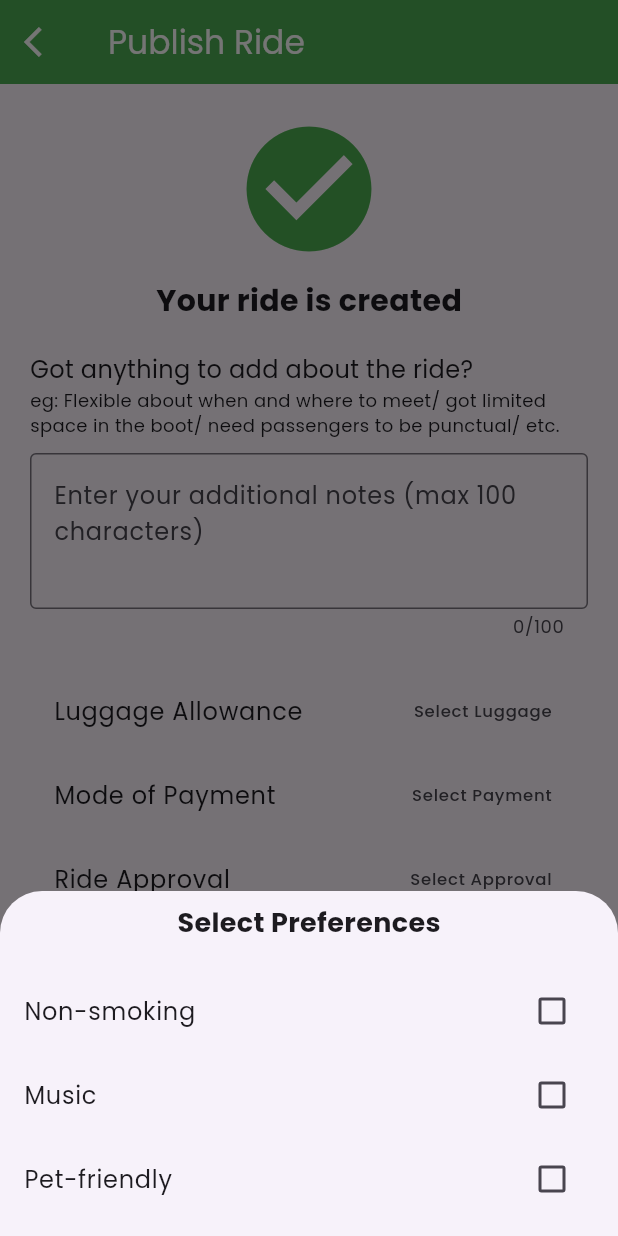
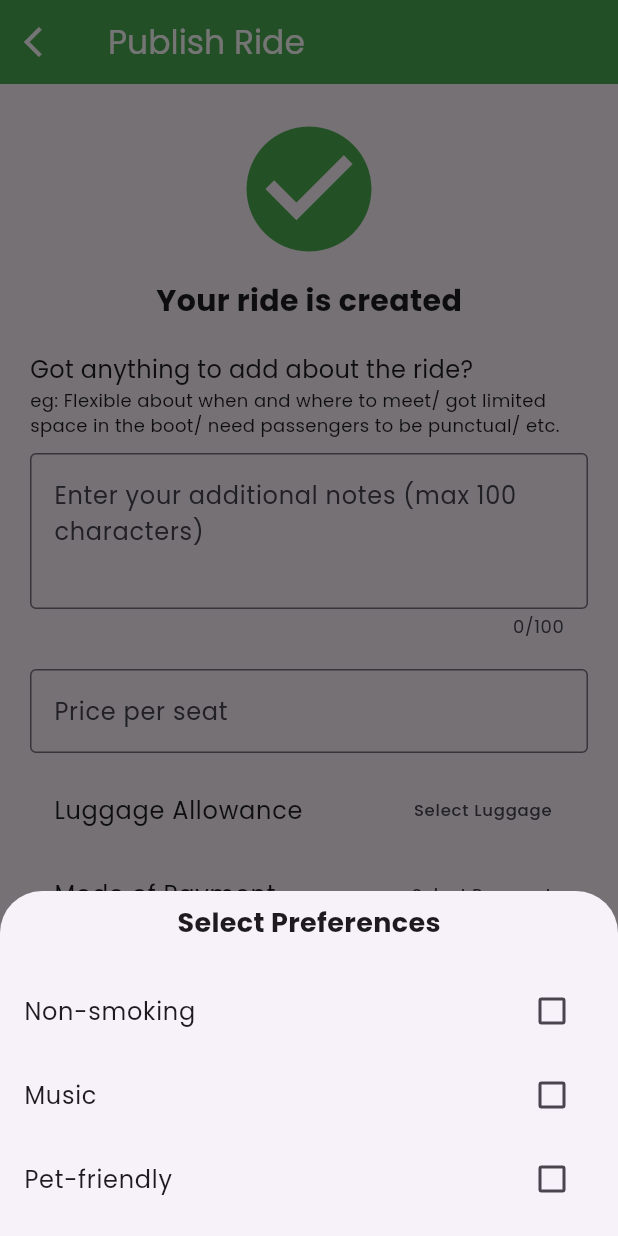
Before and after one commit to chamodhpereira/LyftMate, a Flutter app: the RideOptions screen opened directly, after a tap on "Preferences", on a phone screen of 412 x 824 dp. Run offline on Flutter 3.47's test engine with Material 3 defaults, Android fonts, the phone set to English and light mode, and no system bars; our stand-ins replace bloc, cloud_firestore, file_picker, firebase_auth, firebase_core, firebase_storage and 7 more; missing offline and left inert: flutter_polyline_points, flutter_stripe, geoflutterfire2; accounts and stored records are empty; statements that could not run were skipped.

Commit message:
Enhance Ride Options Screen

```diff
--- a/lib/screens/ride/ride_options_screen.dart
+++ b/lib/screens/ride/ride_options_screen.dart
@@ -1,8 +1,9 @@
 import 'package:cloud_firestore/cloud_firestore.dart';
+import 'package:firebase_auth/firebase_auth.dart';
 import 'package:flutter/material.dart';
 import 'package:geoflutterfire2/geoflutterfire2.dart';
 
-import '../../models/ride.dart';
+import '../../models/offer_ride.dart';
 // import 'package:lyft_mate/src/screens/home_screen.dart';
 
 class RideOptions extends StatefulWidget {
@@ -13,12 +14,15 @@ class RideOptions extends StatefulWidget {
 }
 
 class _RideOptionsState extends State<RideOptions> {
+  final TextEditingController _notesController = TextEditingController();
+  final TextEditingController _pricePerSeatController = TextEditingController();
+
   String _selectedLuggageOption = 'Select Luggage';
   String _selectedPaymentOption = 'Select Payment';
   String _selectedApprovalOption = 'Select Approval';
-  List<String> _selectedPreferences = [];
+  final List<String> _selectedPreferences = [];
 
-  final Ride ride = Ride();
+  final OfferRide ride = OfferRide();
 
   void _showBottomSheet(BuildContext context, String title,
       List<String> options, Function(String) onSelect) {
@@ -33,13 +37,13 @@ class _RideOptionsState extends State<RideOptions> {
                 padding: const EdgeInsets.all(8.0),
                 child: Text(
                   title,
-                  style: TextStyle(
+                  style: const TextStyle(
                     fontSize: 18,
                     fontWeight: FontWeight.bold,
                   ),
                 ),
               ),
-              SizedBox(height: 10),
+              const SizedBox(height: 10),
               Column(
                 children: options.map((option) {
                   return ListTile(
@@ -68,8 +72,8 @@ class _RideOptionsState extends State<RideOptions> {
               child: Column(
                 mainAxisSize: MainAxisSize.min,
                 children: [
-                  Padding(
-                    padding: const EdgeInsets.all(8.0),
+                  const Padding(
+                    padding: EdgeInsets.all(8.0),
                     child: Text(
                       'Select Preferences',
                       style: TextStyle(
@@ -78,7 +82,7 @@ class _RideOptionsState extends State<RideOptions> {
                       ),
                     ),
                   ),
-                  SizedBox(height: 10),
+                  const SizedBox(height: 10),
                   Column(
                     children:
                         ['Non-smoking', 'Music', 'Pet-friendly'].map((option) {
@@ -98,7 +102,7 @@ class _RideOptionsState extends State<RideOptions> {
                       );
                     }).toList(),
                   ),
-                  SizedBox(height: 10),
+                  const SizedBox(height: 10),
                 ],
               ),
             );
@@ -112,24 +116,24 @@ class _RideOptionsState extends State<RideOptions> {
   Widget build(BuildContext context) {
     return Scaffold(
       appBar: AppBar(
-        title: Text('Publish Ride'),
+        title: const Text('Publish Ride'),
         backgroundColor: Colors.green,
         foregroundColor: Colors.white,
         elevation: 0.5,
         // leadingWidth: 50.0,
         leading: IconButton(
-          icon: Icon(Icons.arrow_back_ios), // Back button icon
+          icon: const Icon(Icons.arrow_back_ios), // Back button icon
           onPressed: () {
             Navigator.pop(context); // Handle back navigation
           },
         ),
       ),
       body: SingleChildScrollView(
-        padding: EdgeInsets.all(20),
+        padding: const EdgeInsets.all(20),
         child: Column(
           crossAxisAlignment: CrossAxisAlignment.start,
           children: [
-            Center(
+            const Center(
               child: Column(
                 children: [
                   Icon(
@@ -145,27 +149,40 @@ class _RideOptionsState extends State<RideOptions> {
                 ],
               ),
             ),
-            SizedBox(height: 20),
-            Text(
+            const SizedBox(height: 20),
+            const Text(
               'Got anything to add about the ride?',
               style: TextStyle(fontSize: 16),
             ),
-            Text(
+            const Text(
               'eg: Flexible about when and where to meet/ got limited space in the boot/ need passengers to be punctual/ etc.',
               style: TextStyle(fontSize: 12),
             ),
-            SizedBox(height: 10),
+            const SizedBox(height: 10),
             TextField(
-              decoration: InputDecoration(
+              controller: _notesController,
+              decoration: const InputDecoration(
                 hintText: 'Enter your additional notes (max 100 characters)',
                 border: OutlineInputBorder(),
               ),
               maxLength: 100,
               maxLines: 3,
             ),
-            SizedBox(height: 20),
+            const SizedBox(height: 20),
+            TextField(
+              controller: _pricePerSeatController,
+              keyboardType: TextInputType.numberWithOptions(
+                  decimal: true), // Allow decimal numbers
+              decoration: const InputDecoration(
+                hintText: 'Price per seat',
+                border: OutlineInputBorder(),
+              ),
+            ),
+            const SizedBox(
+              height: 10,
+            ),
             ListTile(
-              title: Text('Luggage Allowance'),
+              title: const Text('Luggage Allowance'),
               trailing: Text(_selectedLuggageOption),
               onTap: () {
                 _showBottomSheet(
@@ -181,7 +198,7 @@ class _RideOptionsState extends State<RideOptions> {
               },
             ),
             ListTile(
-              title: Text('Mode of Payment'),
+              title: const Text('Mode of Payment'),
               trailing: Text(_selectedPaymentOption),
               onTap: () {
                 _showBottomSheet(
@@ -197,7 +214,7 @@ class _RideOptionsState extends State<RideOptions> {
               },
             ),
             ListTile(
-              title: Text('Ride Approval'),
+              title: const Text('Ride Approval'),
               trailing: Text(_selectedApprovalOption),
               onTap: () {
                 _showBottomSheet(
@@ -213,16 +230,16 @@ class _RideOptionsState extends State<RideOptions> {
               },
             ),
             ListTile(
-              title: Text('Preferences'),
+              title: const Text('Preferences'),
               // trailing: _selectedPreferences.isNotEmpty
               //     ? Text('Change Preferences')
               //     : Text('Select Preferences'),
-              trailing: Icon(Icons.arrow_drop_down),
+              trailing: const Icon(Icons.arrow_drop_down),
               onTap: () {
                 _showPreferencesBottomSheet(context);
               },
             ),
-            SizedBox(height: 20),
+            const SizedBox(height: 20),
           ],
         ),
       ),
@@ -236,7 +253,23 @@ class _RideOptionsState extends State<RideOptions> {
                 backgroundColor: MaterialStateProperty.all<Color>(Colors.green),
               ),
               onPressed: () {
-                addRideToFirestore(ride);
+                User? user = FirebaseAuth.instance.currentUser;
+
+                if (user != null) {
+                  // User is signed in
+                  print('User ID: ${user.uid}');
+                  print('User Name: ${user.email}');
+                }
+
+                ride.setPricePerSeat(
+                    double.parse(_pricePerSeatController.text));
+                ride.setLuggageAllowance(_selectedLuggageOption);
+                ride.setPaymentMode(_selectedPaymentOption);
+                ride.setRideApproval(_selectedApprovalOption);
+                ride.setPreferences(_selectedPreferences);
+                ride.setNotes(_notesController.text);
+
+                // addRideToFirestore(ride);
                 // Navigator.pushAndRemoveUntil(
                 //   context,
                 //   MaterialPageRoute(
@@ -245,7 +278,7 @@ class _RideOptionsState extends State<RideOptions> {
                 //       (route) => false,
                 // );
               },
-              child: Text(
+              child: const Text(
                 "Publish Ride",
                 style: TextStyle(fontSize: 14.0, fontWeight: FontWeight.bold),
               ),
@@ -255,12 +288,12 @@ class _RideOptionsState extends State<RideOptions> {
   }
 }
 
-void addRideToFirestore(Ride ride) {
+Future<void> addRideToFirestore(OfferRide ride) async {
   final geo = GeoFlutterFire();
 
-  print("THISSSS IS THEEE RIDEEE in mfunc: $ride");
-  print("THISSSS IS THEEE RIDEEE Pickup mfunc: ${ride.pickupLocation}");
-  print("THISSSS IS THEEE RIDEEE deoppppkup mfunc: ${ride.dropoffLocation}");
+  // print("THISSSS IS THEEE RIDEEE in mfunc: $ride");
+  // print("THISSSS IS THEEE RIDEEE Pickup mfunc: ${ride.pickupLocation}");
+  // print("THISSSS IS THEEE RIDEEE deoppppkup mfunc: ${ride.dropoffLocation}");
 
   if (ride.pickupLocation == null || ride.dropoffLocation == null) {
     print('Error: Pickup location or dropoff location is null.');
@@ -269,44 +302,6 @@ void addRideToFirestore(Ride ride) {
 
   // Access the Firestore instance
   FirebaseFirestore firestore = FirebaseFirestore.instance;
-
-  // Convert pickup and dropoff locations to GeoPoint objects
-  GeoPoint pickupGeoPoint =
-      GeoPoint(ride.pickupLocation!.latitude, ride.pickupLocation!.longitude);
-  GeoPoint dropoffGeoPoint =
-      GeoPoint(ride.dropoffLocation!.latitude, ride.dropoffLocation!.longitude);
-
-  // // Convert polyline points (LatLng objects) to List<List<double>>
-  // List<List<double>> polylineCoordinates = ride.polylinePoints.map((latLng) {
-  //   return [latLng.latitude, latLng.longitude];
-  // }).toList();
-  List<Map<String, double>> polylineCoordinates =
-      ride.polylinePoints.map((latLng) {
-    return {
-      'latitude': latLng.latitude,
-      'longitude': latLng.longitude,
-    };
-  }).toList();
-
-  // Future createStore(String name, double lng, double lat) async {
-  //   GeoFirePoint geoPickupPoint = geo.point(
-  //     latitude: lat,
-  //     longitude: lng,
-  //   );
-  //
-  //   GeoFirePoint geoDropoffPoint = geo.point(
-  //     latitude: lat,
-  //     longitude: lng,
-  //   );
-  //
-  //   final storeData = {'name': name, 'location': geoPoint.data};
-  //
-  //   try {
-  //     await _firestore.collection('stores').add(storeData);
-  //   } catch (e) {
-  //     print(e);
-  //   }
-  // }
 
   GeoFirePoint geoPickupPoint = geo.point(
     latitude: ride.pickupLocation!.latitude,
@@ -318,9 +313,21 @@ void addRideToFirestore(Ride ride) {
     longitude: ride.dropoffLocation!.longitude,
   );
 
+  List<Map<String, double>> polylineCoordinates =
+      ride.polylinePoints.map((latLng) {
+    return {
+      'latitude': latLng.latitude,
+      'longitude': latLng.longitude,
+    };
+  }).toList();
+
+  try {
+    User? user = FirebaseAuth.instance.currentUser;
+
+    if (user != null) {
       // Create a map containing ride data
       Map<String, dynamic> rideData = {
-    'userId': "geoHASH-user-naha-uu-gihin",
+        'userId': user.uid,
         'pickupLocation': geoPickupPoint.data,
         'dropoffLocation': geoDropoffPoint.data,
         "seats": ride.seats,
@@ -342,13 +349,28 @@ void addRideToFirestore(Ride ride) {
       };
 
       // Add the ride data to Firestore
-  firestore.collection('rides').add(rideData).then((value) {
-    // Successfully added ride to Firestore
-    print('Ride published successfully yakoooooooooooooooo!');
-    // Reset ride data if needed
+      DocumentReference rideRef =
+      await firestore.collection('rides').add(rideData);
+
+      // Get the user document from Firestore
+      DocumentSnapshot userSnapshot = await firestore.collection('users').doc(user.uid).get();
+
+      // Extract the 'ridesPublished' array from the user document
+      List<String> userRides = List<String>.from(userSnapshot.get('ridesPublished') ?? []);
+
+      // Add the ID of the newly added ride to the 'ridesPublished' array
+      userRides.add(rideRef.id);
+
+      await firestore.collection('users').doc(user.uid).update({
+        'ridesPublished': userRides,
+      });
+
       ride.reset();
-  }).catchError((error) {
-    // Failed to add ride to Firestore
-    print('WTFFFF ettoooo Failed to publish ride: $error');
-  });
+      print('Ride published successfully!');
+    } else {
+      print('Error: No user is currently signed in.');
     }
+  } catch (error) {
+    print(error.toString());
+  }
+}
```
Lines whose indentation alone changed are shown as unchanged.
